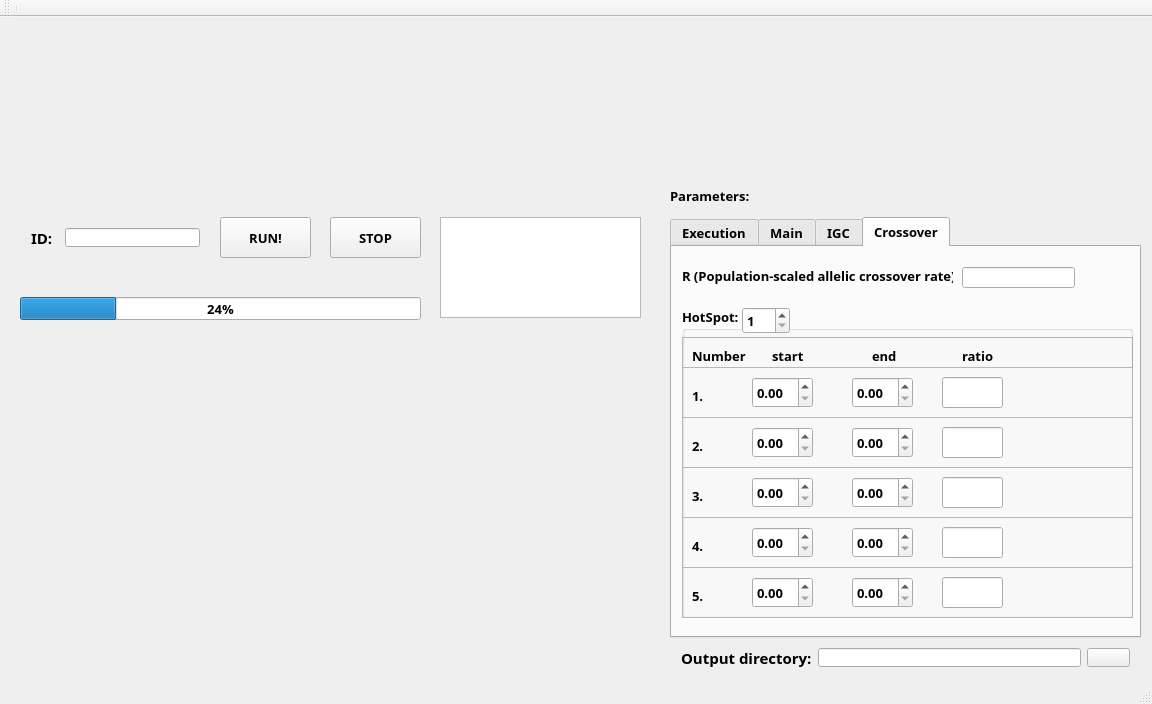
Qt form mainwindow.ui (jmanuelfuentes/sedus) before a commit.
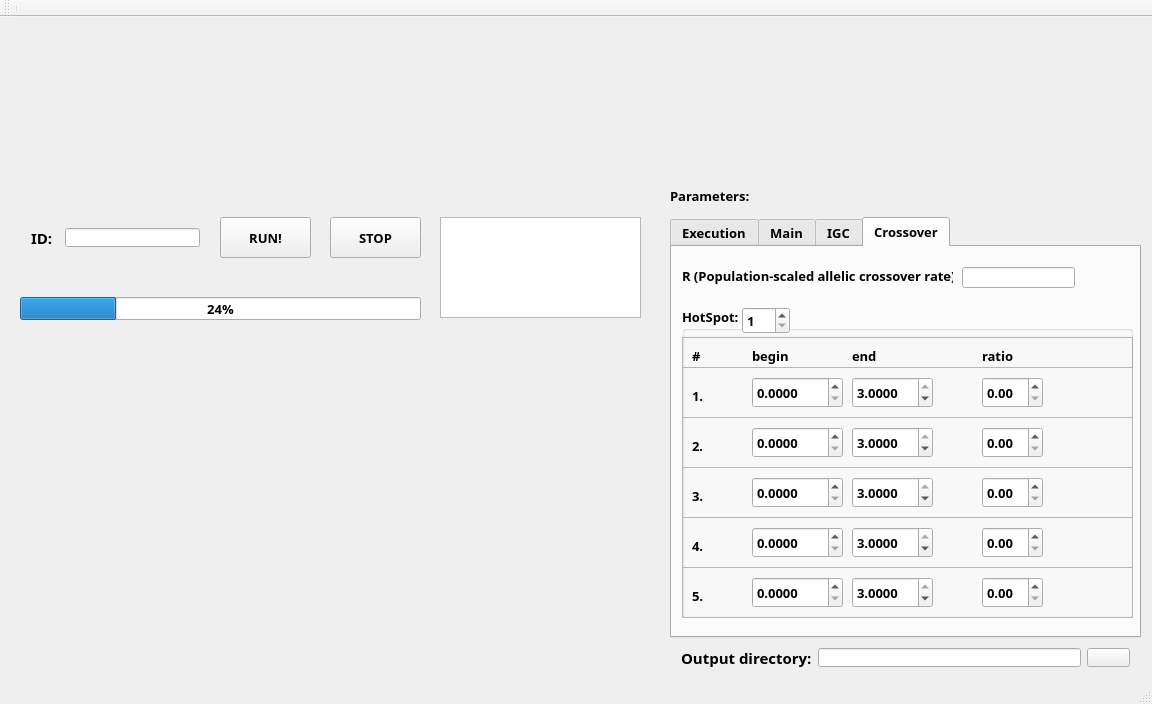
The same form after that commit. Icons and pictures are not drawn. Custom widgets are drawn as their Qt base class.

Diff of the .ui file:
```diff
--- a/mainwindow.ui
+++ b/mainwindow.ui
@@ -747,20 +747,20 @@
       <widget class="QLabel" name="label_18">
        <property name="geometry">
         <rect>
-         <x>90</x>
+         <x>70</x>
          <y>40</y>
          <width>41</width>
          <height>17</height>
         </rect>
        </property>
        <property name="text">
-        <string>start</string>
+        <string>begin</string>
        </property>
       </widget>
       <widget class="QLabel" name="label_19">
        <property name="geometry">
         <rect>
-         <x>190</x>
+         <x>170</x>
          <y>40</y>
          <width>31</width>
          <height>17</height>
@@ -780,13 +780,13 @@
         </rect>
        </property>
        <property name="text">
-        <string>Number</string>
+        <string>#</string>
        </property>
       </widget>
       <widget class="QLabel" name="label_20">
        <property name="geometry">
         <rect>
-         <x>280</x>
+         <x>300</x>
          <y>40</y>
          <width>67</width>
          <height>17</height>
@@ -829,12 +829,15 @@
          <rect>
           <x>70</x>
           <y>10</y>
-          <width>61</width>
+          <width>91</width>
           <height>31</height>
          </rect>
         </property>
+        <property name="decimals">
+         <number>4</number>
+        </property>
         <property name="maximum">
-         <double>0.990000000000000</double>
+         <double>3.000000000000000</double>
         </property>
         <property name="singleStep">
          <double>0.010000000000000</double>
@@ -845,26 +848,38 @@
          <rect>
           <x>170</x>
           <y>10</y>
-          <width>61</width>
+          <width>81</width>
           <height>31</height>
          </rect>
         </property>
+        <property name="decimals">
+         <number>4</number>
+        </property>
         <property name="maximum">
-         <double>0.990000000000000</double>
+         <double>3.000000000000000</double>
         </property>
         <property name="singleStep">
-         <double>0.010000000000000</double>
+         <double>0.000100000000000</double>
+        </property>
+        <property name="value">
+         <double>3.000000000000000</double>
         </property>
        </widget>
-       <widget class="QLineEdit" name="rate1">
+       <widget class="QDoubleSpinBox" name="rate1">
         <property name="geometry">
          <rect>
-          <x>260</x>
+          <x>300</x>
           <y>10</y>
           <width>61</width>
           <height>31</height>
          </rect>
         </property>
+        <property name="maximum">
+         <double>1.000000000000000</double>
+        </property>
+        <property name="singleStep">
+         <double>0.010000000000000</double>
+        </property>
        </widget>
       </widget>
       <widget class="QFrame" name="hot2">
@@ -900,12 +915,15 @@
          <rect>
           <x>70</x>
           <y>10</y>
-          <width>61</width>
+          <width>91</width>
           <height>31</height>
          </rect>
         </property>
+        <property name="decimals">
+         <number>4</number>
+        </property>
         <property name="maximum">
-         <double>0.990000000000000</double>
+         <double>3.000000000000000</double>
         </property>
         <property name="singleStep">
          <double>0.010000000000000</double>
@@ -916,26 +934,38 @@
          <rect>
           <x>170</x>
           <y>10</y>
-          <width>61</width>
+          <width>81</width>
           <height>31</height>
          </rect>
         </property>
+        <property name="decimals">
+         <number>4</number>
+        </property>
         <property name="maximum">
-         <double>0.990000000000000</double>
+         <double>3.000000000000000</double>
         </property>
         <property name="singleStep">
-         <double>0.010000000000000</double>
+         <double>0.000100000000000</double>
+        </property>
+        <property name="value">
+         <double>3.000000000000000</double>
         </property>
        </widget>
-       <widget class="QLineEdit" name="rate2">
+       <widget class="QDoubleSpinBox" name="rate2">
         <property name="geometry">
          <rect>
-          <x>260</x>
+          <x>300</x>
           <y>10</y>
           <width>61</width>
           <height>31</height>
          </rect>
         </property>
+        <property name="maximum">
+         <double>1.000000000000000</double>
+        </property>
+        <property name="singleStep">
+         <double>0.010000000000000</double>
+        </property>
        </widget>
       </widget>
       <widget class="QFrame" name="hot3">
@@ -971,12 +1001,15 @@
          <rect>
           <x>70</x>
           <y>10</y>
-          <width>61</width>
+          <width>91</width>
           <height>31</height>
          </rect>
         </property>
+        <property name="decimals">
+         <number>4</number>
+        </property>
         <property name="maximum">
-         <double>0.990000000000000</double>
+         <double>3.000000000000000</double>
         </property>
         <property name="singleStep">
          <double>0.010000000000000</double>
@@ -987,26 +1020,38 @@
          <rect>
           <x>170</x>
           <y>10</y>
-          <width>61</width>
+          <width>81</width>
           <height>31</height>
          </rect>
         </property>
+        <property name="decimals">
+         <number>4</number>
+        </property>
         <property name="maximum">
-         <double>0.990000000000000</double>
+         <double>3.000000000000000</double>
         </property>
         <property name="singleStep">
-         <double>0.010000000000000</double>
+         <double>0.000100000000000</double>
+        </property>
+        <property name="value">
+         <double>3.000000000000000</double>
         </property>
        </widget>
-       <widget class="QLineEdit" name="rate3">
+       <widget class="QDoubleSpinBox" name="rate3">
         <property name="geometry">
          <rect>
-          <x>260</x>
+          <x>300</x>
           <y>10</y>
           <width>61</width>
           <height>31</height>
          </rect>
         </property>
+        <property name="maximum">
+         <double>1.000000000000000</double>
+        </property>
+        <property name="singleStep">
+         <double>0.010000000000000</double>
+        </property>
        </widget>
       </widget>
       <widget class="QFrame" name="hot4">
@@ -1042,12 +1087,15 @@
          <rect>
           <x>70</x>
           <y>10</y>
-          <width>61</width>
+          <width>91</width>
           <height>31</height>
          </rect>
         </property>
+        <property name="decimals">
+         <number>4</number>
+        </property>
         <property name="maximum">
-         <double>0.990000000000000</double>
+         <double>3.000000000000000</double>
         </property>
         <property name="singleStep">
          <double>0.010000000000000</double>
@@ -1058,28 +1106,37 @@
          <rect>
           <x>170</x>
           <y>10</y>
-          <width>61</width>
+          <width>81</width>
           <height>31</height>
          </rect>
         </property>
+        <property name="decimals">
+         <number>4</number>
+        </property>
         <property name="maximum">
-         <double>0.990000000000000</double>
+         <double>3.000000000000000</double>
         </property>
         <property name="singleStep">
-         <double>0.010000000000000</double>
+         <double>0.000100000000000</double>
+        </property>
+        <property name="value">
+         <double>3.000000000000000</double>
         </property>
        </widget>
-       <widget class="QLineEdit" name="rate4">
+       <widget class="QDoubleSpinBox" name="rate4">
         <property name="geometry">
          <rect>
-          <x>260</x>
+          <x>300</x>
           <y>10</y>
           <width>61</width>
           <height>31</height>
          </rect>
         </property>
-        <property name="text">
-         <string/>
+        <property name="maximum">
+         <double>1.000000000000000</double>
+        </property>
+        <property name="singleStep">
+         <double>0.010000000000000</double>
         </property>
        </widget>
       </widget>
@@ -1116,12 +1173,15 @@
          <rect>
           <x>70</x>
           <y>10</y>
-          <width>61</width>
+          <width>91</width>
           <height>31</height>
          </rect>
         </property>
+        <property name="decimals">
+         <number>4</number>
+        </property>
         <property name="maximum">
-         <double>0.990000000000000</double>
+         <double>3.000000000000000</double>
         </property>
         <property name="singleStep">
          <double>0.010000000000000</double>
@@ -1132,26 +1192,38 @@
          <rect>
           <x>170</x>
           <y>10</y>
-          <width>61</width>
+          <width>81</width>
           <height>31</height>
          </rect>
         </property>
+        <property name="decimals">
+         <number>4</number>
+        </property>
         <property name="maximum">
-         <double>0.990000000000000</double>
+         <double>3.000000000000000</double>
         </property>
         <property name="singleStep">
-         <double>0.010000000000000</double>
+         <double>0.000100000000000</double>
+        </property>
+        <property name="value">
+         <double>3.000000000000000</double>
         </property>
        </widget>
-       <widget class="QLineEdit" name="rate5">
+       <widget class="QDoubleSpinBox" name="rate5">
         <property name="geometry">
          <rect>
-          <x>260</x>
+          <x>300</x>
           <y>10</y>
           <width>61</width>
           <height>31</height>
          </rect>
         </property>
+        <property name="maximum">
+         <double>1.000000000000000</double>
+        </property>
+        <property name="singleStep">
+         <double>0.010000000000000</double>
+        </property>
        </widget>
       </widget>
      </widget>
```
Left out of the diff: 30 changed lines with no effect on the pictures.
